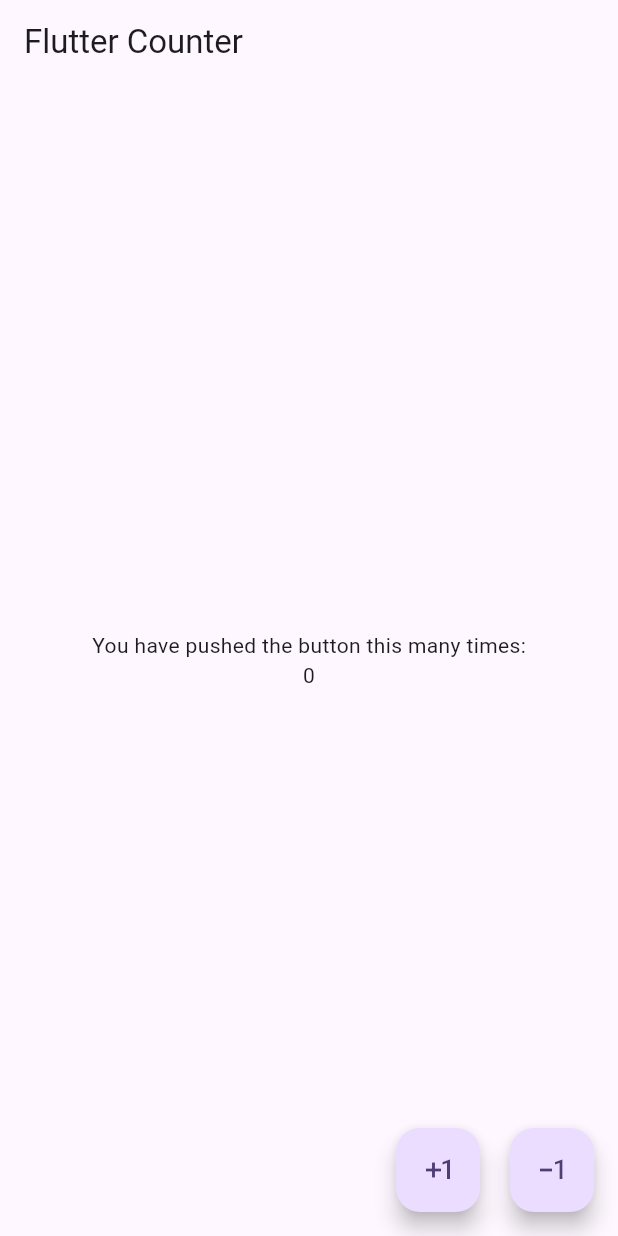
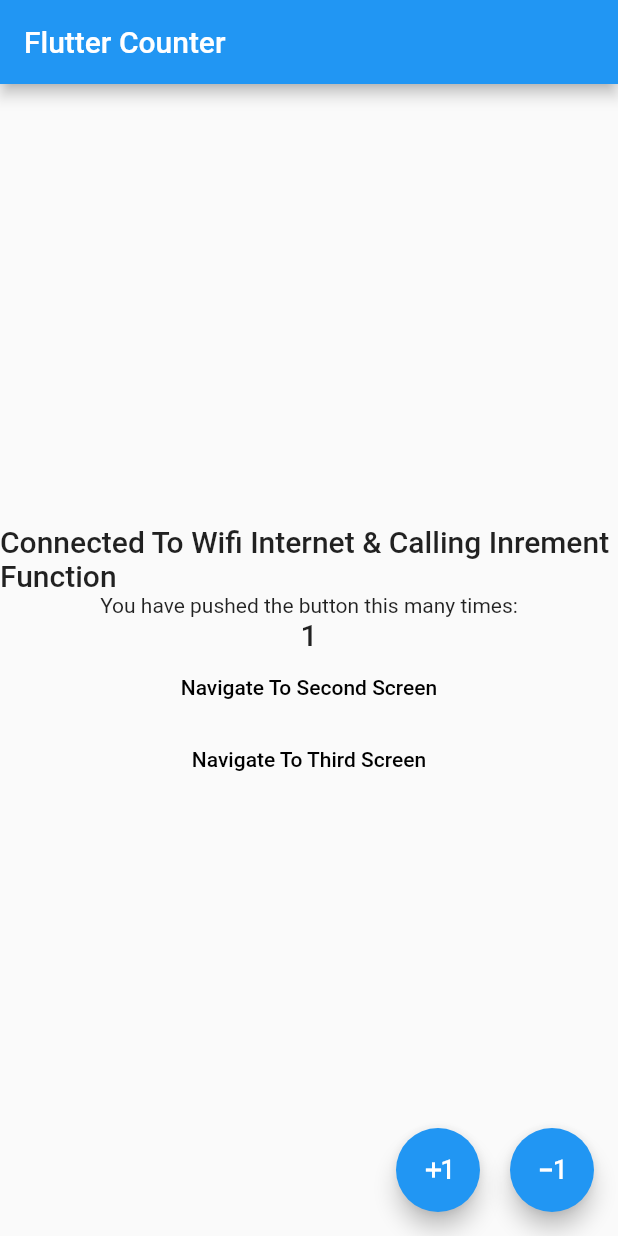
Before and after one commit to alphaKomail/bloc_practice, a Flutter app: the screen it shows after launch, on a phone screen of 412 x 824 dp. Run offline on Flutter 3.47's test engine with Material 3 defaults, Android fonts, the phone set to English and light mode, and no system bars; our stand-ins replace bloc, connectivity_plus, equatable, flutter_bloc.

Commit message:
code updated

```diff
--- a/lib/business_logic/cubit/counter_cubit.dart
+++ /dev/null
@@ -1,13 +0,0 @@
-import 'package:bloc/bloc.dart';
-
-part 'counter_state.dart';
-
-class CounterCubit extends Cubit<CounterState> {
-  CounterCubit() : super(CounterState(counter: 0));
-
-  void incrementCounter() =>
-      emit(CounterState(counter: (state.counter + 1), wasIncremented: true));
-
-  void decrementCounter() =>
-      emit(CounterState(counter: (state.counter - 1), wasDecremented: true));
-}
--- /dev/null
+++ b/lib/constants/enums.dart
@@ -0,0 +1 @@
+enum ConnectionType { wifi, mobile }
--- /dev/null
+++ b/lib/logic/cubit/counter_cubit.dart
@@ -0,0 +1,37 @@
+import 'dart:async';
+
+import 'package:bloc/bloc.dart';
+import 'package:bloc_practice/constants/enums.dart';
+import 'package:bloc_practice/logic/cubit/internet_cubit.dart';
+import 'package:equatable/equatable.dart';
+
+part 'counter_state.dart';
+
+class CounterCubit extends Cubit<CounterState> {
+  final InternetCubit? internetCubit;
+  late StreamSubscription internetStreamSubscription;
+
+  CounterCubit({this.internetCubit}) : super(const CounterState(counter: 0)) {
+    internetStreamSubscription = internetCubit!.stream.listen((internetState) {
+      if (internetState is InternetConnectedState &&
+          internetState.connectionType == ConnectionType.wifi) {
+        incrementCounter();
+      } else if (internetState is InternetConnectedState &&
+          internetState.connectionType == ConnectionType.mobile) {
+        decrementCounter();
+      }
+    });
+  }
+
+  void incrementCounter() =>
+      emit(CounterState(counter: (state.counter + 1), wasIncremented: true));
+
+  void decrementCounter() =>
+      emit(CounterState(counter: (state.counter - 1), wasDecremented: true));
+
+  @override
+  Future<void> close() {
+    internetStreamSubscription.cancel();
+    return super.close();
+  }
+}
--- a/lib/business_logic/cubit/counter_state.dart
+++ b/lib/logic/cubit/counter_state.dart
@@ -1,12 +1,15 @@
 part of 'counter_cubit.dart';
 
-class CounterState {
+class CounterState extends Equatable {
   final int counter;
   final bool? wasIncremented;
   final bool? wasDecremented;
 
-  CounterState(
+  const CounterState(
       {required this.counter,
       this.wasIncremented = false,
       this.wasDecremented = false});
+
+  @override
+  List<Object?> get props => [counter, wasDecremented, wasIncremented];
 }
--- /dev/null
+++ b/lib/logic/cubit/internet_cubit.dart
@@ -0,0 +1,38 @@
+import 'dart:async';
+
+import 'package:bloc/bloc.dart';
+import 'package:bloc_practice/constants/enums.dart';
+import 'package:connectivity_plus/connectivity_plus.dart';
+
+part 'internet_state.dart';
+
+class InternetCubit extends Cubit<InternetState> {
+  final Connectivity connectivity;
+  late StreamSubscription connectivityStreamSubscription;
+
+  InternetCubit({
+    required this.connectivity,
+  }) : super(InternetLoadingState()) {
+    connectivityStreamSubscription =
+        connectivity.onConnectivityChanged.listen((result) {
+      if (result.first == ConnectivityResult.wifi) {
+        emitInternetConnected(ConnectionType.wifi);
+      } else if (result.first == ConnectivityResult.mobile) {
+        emitInternetConnected(ConnectionType.mobile);
+      } else {
+        emitInternetDisconnected();
+      }
+    });
+  }
+
+  void emitInternetConnected(ConnectionType connectionType) =>
+      emit(InternetConnectedState(connectionType: connectionType));
+
+  void emitInternetDisconnected() => emit(InternetDisconnectedState());
+
+  @override
+  Future<void> close() {
+    connectivityStreamSubscription.cancel();
+    return super.close();
+  }
+}
--- /dev/null
+++ b/lib/logic/cubit/internet_state.dart
@@ -0,0 +1,13 @@
+part of 'internet_cubit.dart';
+
+abstract class InternetState {}
+
+class InternetLoadingState extends InternetState {}
+
+class InternetConnectedState extends InternetState {
+  final ConnectionType connectionType;
+
+  InternetConnectedState({required this.connectionType});
+}
+
+class InternetDisconnectedState extends InternetState {}
--- a/lib/main.dart
+++ b/lib/main.dart
@@ -1,26 +1,41 @@
-import 'package:bloc_practice/business_logic/cubit/counter_cubit.dart';
+import 'package:bloc_practice/logic/cubit/counter_cubit.dart';
+import 'package:bloc_practice/logic/cubit/internet_cubit.dart';
 import 'package:bloc_practice/utils/routes/routes.dart';
 import 'package:bloc_practice/utils/routes/routes_name.dart';
+import 'package:connectivity_plus/connectivity_plus.dart';
 import 'package:flutter/material.dart';
 import 'package:flutter_bloc/flutter_bloc.dart';
 
 void main() {
-  runApp(const MyApp());
+  runApp(MyApp(
+    connectivity: Connectivity(),
+  ));
 }
 
 class MyApp extends StatelessWidget {
-  const MyApp({super.key});
+  final Connectivity connectivity;
+
+  const MyApp({super.key, required this.connectivity});
 
   @override
   Widget build(BuildContext context) {
-    return BlocProvider<CounterCubit>(
-      create: (BuildContext context) => CounterCubit(),
+    return MultiBlocProvider(
+      providers: [
+        BlocProvider(
+          create: (context) => InternetCubit(connectivity: connectivity),
+        ),
+        BlocProvider(
+          create: (context) => CounterCubit(
+              internetCubit:
+                  BlocProvider.of<InternetCubit>(context, listen: false)),
+        )
+      ],
       child: MaterialApp(
         title: 'Flutter Demo',
         debugShowCheckedModeBanner: false,
         theme: ThemeData(
-          colorScheme: ColorScheme.fromSeed(seedColor: Colors.deepPurple),
-          useMaterial3: true,
+          visualDensity: VisualDensity.adaptivePlatformDensity,
+          useMaterial3: false,
         ),
         initialRoute: RoutesName.home,
         onGenerateRoute: Routes.generateRoutes,
--- a/lib/presentation/screens/counter_ui.dart
+++ b/lib/presentation/screens/counter_ui.dart
@@ -1,4 +1,6 @@
-import 'package:bloc_practice/business_logic/cubit/counter_cubit.dart';
+import 'package:bloc_practice/constants/enums.dart';
+import 'package:bloc_practice/logic/cubit/counter_cubit.dart';
+import 'package:bloc_practice/logic/cubit/internet_cubit.dart';
 import 'package:bloc_practice/utils/utils.dart';
 import 'package:flutter/material.dart';
 import 'package:flutter_bloc/flutter_bloc.dart';
@@ -19,7 +21,28 @@ class _CounterUIState extends State<CounterUI> {
       appBar: AppBar(
         title: const Text('Flutter Counter'),
       ),
-      body: BlocConsumer<CounterCubit, CounterState>(
+      body: Column(
+        mainAxisAlignment: MainAxisAlignment.center,
+        children: [
+          DefaultTextStyle(
+            style: Theme.of(context).textTheme.titleLarge!,
+            child: BlocBuilder<InternetCubit, InternetState>(
+              builder: (context, state) {
+                if (state is InternetConnectedState &&
+                    state.connectionType == ConnectionType.wifi) {
+                  return const Text(
+                      'Connected To Wifi Internet & Calling Inrement Function');
+                } else if (state is InternetConnectedState &&
+                    state.connectionType == ConnectionType.mobile) {
+                  return const Text(
+                      'Connected To Mobile Internet & Calling Decrement Function');
+                } else {
+                  return const Text('No Internet Connection');
+                }
+              },
+            ),
+          ),
+          BlocConsumer<CounterCubit, CounterState>(
             listener: (context, state) {
               if (state.wasIncremented == true) {
                 Utils.snackBarMessage(context: context, message: 'Incremented');
@@ -37,20 +60,40 @@ class _CounterUIState extends State<CounterUI> {
                     ),
                     Text(
                       state.counter.toString(),
-                  style: Theme.of(context).textTheme.bodyMedium,
+                      style: Theme.of(context).textTheme.titleLarge,
                     ),
+                    MaterialButton(
+                        child: const Text(
+                          'Navigate To Second Screen',
+                          style: TextStyle(color: Colors.black),
+                        ),
+                        onPressed: () {
+                          Navigator.of(context).pushNamed('/second');
+                        }),
+                    MaterialButton(
+                        child: const Text(
+                          'Navigate To Third Screen',
+                          style: TextStyle(color: Colors.black),
+                        ),
+                        onPressed: () {
+                          Navigator.of(context).pushNamed('/third');
+                        }),
                   ]),
             ),
+          ),
+        ],
       ),
       floatingActionButton: Wrap(
         spacing: 20,
         children: [
           FloatingActionButton(
+            heroTag: 'addhome',
             onPressed: _incrementCounter,
             tooltip: 'Increment',
             child: const Icon(Icons.exposure_plus_1_outlined),
           ),
           FloatingActionButton(
+            heroTag: 'subhome',
             onPressed: _decrementCounter,
             tooltip: 'Decrement',
             child: const Icon(Icons.exposure_minus_1_outlined),
--- a/lib/utils/routes/routes.dart
+++ b/lib/utils/routes/routes.dart
@@ -1,4 +1,6 @@
 import 'package:bloc_practice/presentation/screens/counter_ui.dart';
+import 'package:bloc_practice/presentation/screens/second_screen.dart';
+import 'package:bloc_practice/presentation/third_screen.dart';
 import 'package:bloc_practice/utils/routes/routes_name.dart';
 import 'package:flutter/material.dart';
 
@@ -9,13 +11,13 @@ class Routes {
         return MaterialPageRoute(
             builder: (BuildContext context) => const CounterUI());
 
-      case RoutesName.cart:
+      case RoutesName.second:
         return MaterialPageRoute(
-            builder: (BuildContext context) => Text('data'));
+            builder: (BuildContext context) => const SecondScreen());
 
-      case RoutesName.wishlist:
+      case RoutesName.third:
         return MaterialPageRoute(
-            builder: (BuildContext context) => Text('data'));
+            builder: (BuildContext context) => const ThirdScreen());
 
       default:
         return MaterialPageRoute(
--- a/lib/utils/routes/routes_name.dart
+++ b/lib/utils/routes/routes_name.dart
@@ -1,7 +1,6 @@
 class RoutesName {
-  static const String cart = 'cart';
+  static const String home = 'home';
+  static const String second = '/second';
 
-  static const String wishlist = 'wishlist';
-
-  static const String home = 'home';
+  static const String third = '/third';
 }
--- a/pubspec.yaml
+++ b/pubspec.yaml
@@ -39,6 +39,11 @@ dependencies:
   meta: ^1.12.0
   flutter_bloc: ^8.1.6
   flutter_hooks: ^0.20.5
+  test: ^1.25.7
+  bloc_test: ^9.1.7
+  equatable: ^2.0.5
+  connectivity_plus: ^6.1.0
+
 
 dev_dependencies:
   flutter_test:
```
Also changed, not shown: lib/presentation/screens/second_screen.dart (added, +83 -0 lines), lib/presentation/third_screen.dart (added, +83 -0 lines), pubspec.lock, 4 other files. Lines whose indentation alone changed are shown as unchanged.
